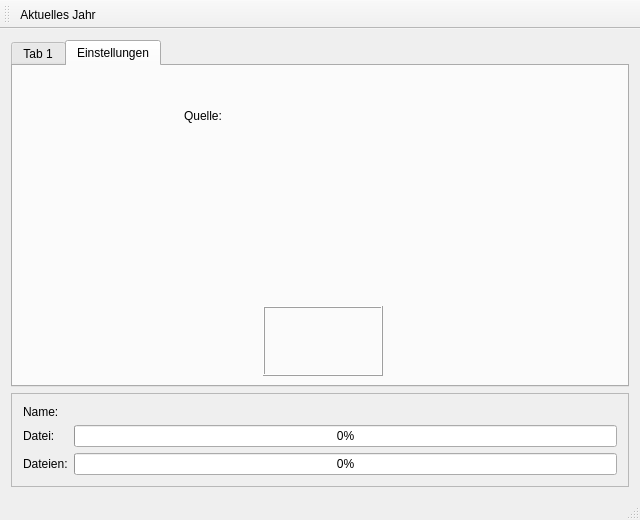
Qt form apCDMainWindow.ui (audioprog/apCreateCDimg) before a commit.
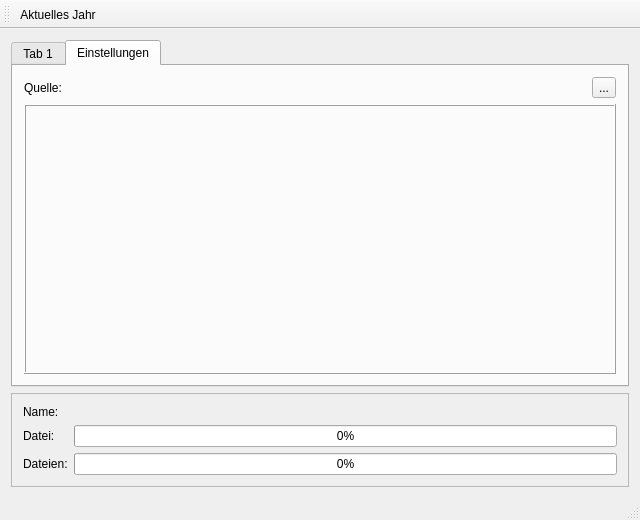
The same form after that commit. Custom widgets are drawn as their Qt base class.

```diff
--- a/apCDMainWindow.ui
+++ b/apCDMainWindow.ui
@@ -29,15 +29,8 @@
        <attribute name="title">
         <string>Einstellungen</string>
        </attribute>
-       <widget class="QWidget" name="horizontalLayoutWidget">
-        <property name="geometry">
-         <rect>
-          <x>160</x>
-          <y>10</y>
-          <width>160</width>
-          <height>80</height>
-         </rect>
-        </property>
+       <layout class="QVBoxLayout" name="verticalLayout_2">
+        <item>
         <layout class="QHBoxLayout" name="horizontalLayout">
          <item>
           <widget class="QLabel" name="label_4">
@@ -46,17 +39,27 @@
            </property>
           </widget>
          </item>
-        </layout>
-       </widget>
+          <item>
+           <widget class="apPathPartSelectorWidget" name="pathSelectorSource" native="true">
+            <property name="sizePolicy">
+             <sizepolicy hsizetype="Expanding" vsizetype="Preferred">
+              <horstretch>0</horstretch>
+              <verstretch>0</verstretch>
+             </sizepolicy>
+            </property>
+           </widget>
+          </item>
+          <item>
+           <widget class="QToolButton" name="buttonSelectSource">
+            <property name="text">
+             <string>...</string>
+            </property>
+           </widget>
+          </item>
+         </layout>
+        </item>
+        <item>
        <widget class="apFilePropFrame" name="frameDrop">
-        <property name="geometry">
-         <rect>
-          <x>250</x>
-          <y>240</y>
-          <width>120</width>
-          <height>70</height>
-         </rect>
-        </property>
         <property name="minimumSize">
          <size>
           <width>0</width>
@@ -70,6 +73,8 @@
          <enum>QFrame::Raised</enum>
         </property>
        </widget>
+        </item>
+       </layout>
       </widget>
      </widget>
     </item>
@@ -163,6 +168,12 @@
    <header>apFilePropFrame.h</header>
    <container>1</container>
   </customwidget>
+  <customwidget>
+   <class>apPathPartSelectorWidget</class>
+   <extends>QWidget</extends>
+   <header>apPathPartSelectorWidget.h</header>
+   <container>1</container>
+  </customwidget>
  </customwidgets>
  <resources/>
  <connections/>
```
Lines whose indentation alone changed are shown as unchanged.
